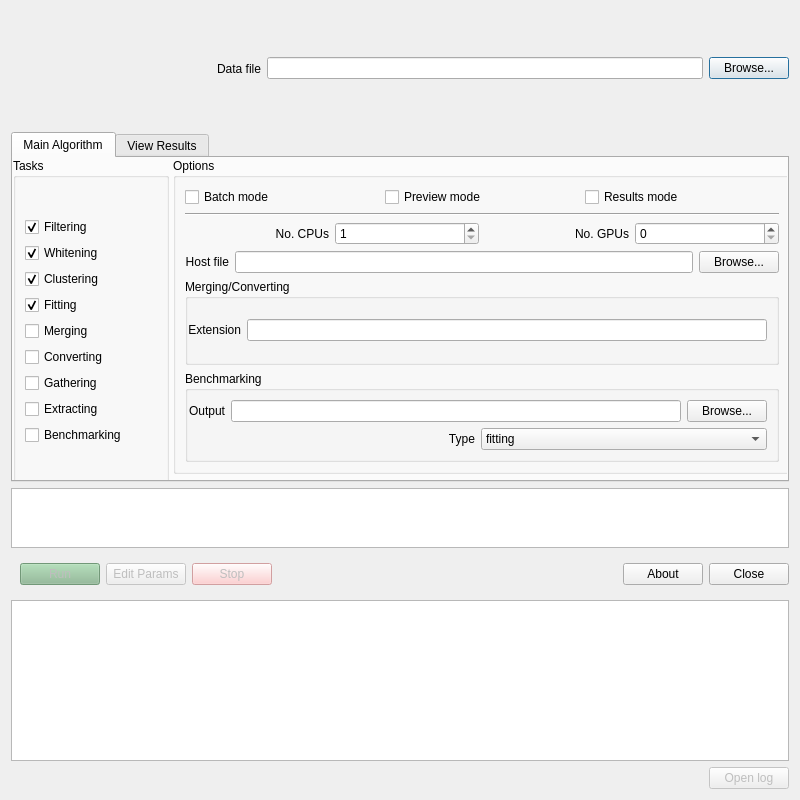
This is circus/shared/qt_launcher.ui in spyking-circus/spyking-circus as Qt 5 draws it before an edit. The edited form follows.
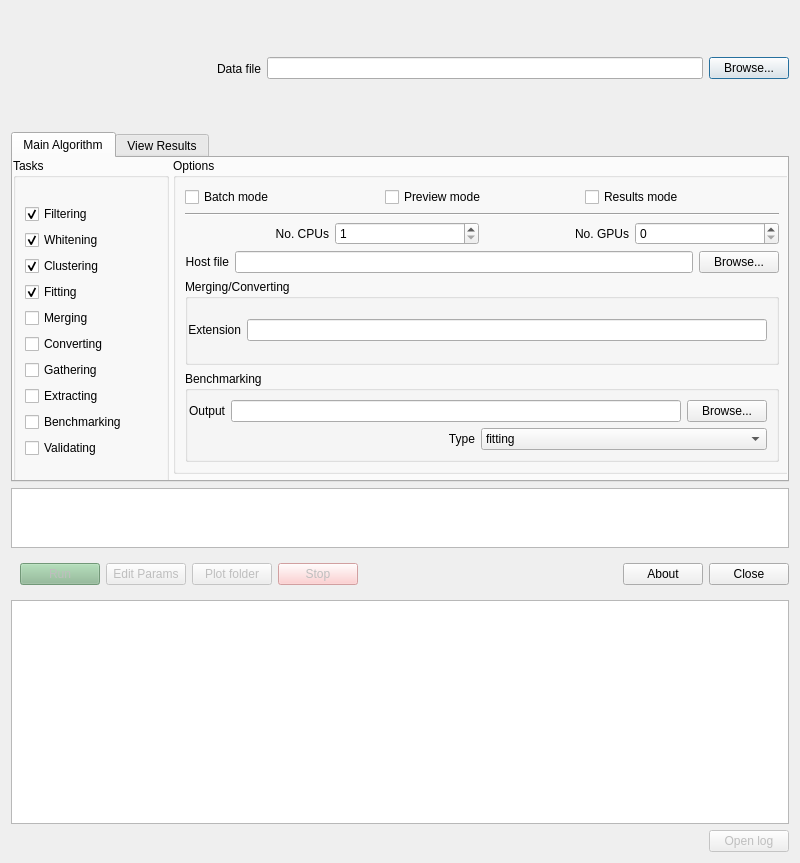
This is the edited form. Icons and pictures are not drawn.

Commit message: Add the validation method into the GUI

Diff of the .ui file:
```diff
--- a/circus/shared/qt_launcher.ui
+++ b/circus/shared/qt_launcher.ui
@@ -7,7 +7,7 @@
     <x>0</x>
     <y>0</y>
     <width>800</width>
-    <height>800</height>
+    <height>863</height>
    </rect>
   </property>
   <property name="windowTitle">
@@ -506,6 +506,13 @@
                  </property>
                 </widget>
                </item>
+               <item>
+                <widget class="QCheckBox" name="checkBox">
+                 <property name="text">
+                  <string>Validating</string>
+                 </property>
+                </widget>
+               </item>
               </layout>
              </item>
             </layout>
@@ -675,6 +682,16 @@
         </property>
        </widget>
       </item>
+      <item>
+       <widget class="QPushButton" name="btn_plots">
+        <property name="enabled">
+         <bool>false</bool>
+        </property>
+        <property name="text">
+         <string>Plot folder</string>
+        </property>
+       </widget>
+      </item>
       <item>
        <widget class="QPushButton" name="btn_stop">
         <property name="enabled">
```
Left out of the diff: 4 changed lines with no effect on the pictures. The commit also changes 1 other file.
